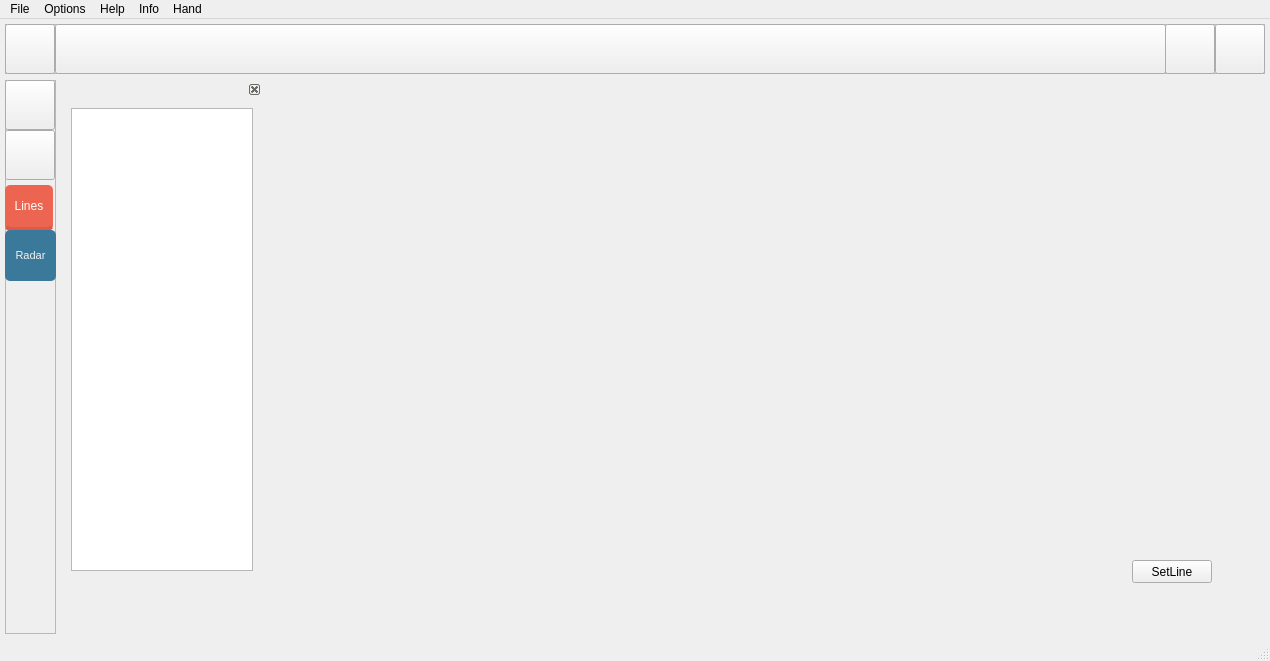
Before: the Qt Designer form mainwindow.ui in NeGvozd/CppLearningProject, drawn with Qt 5.
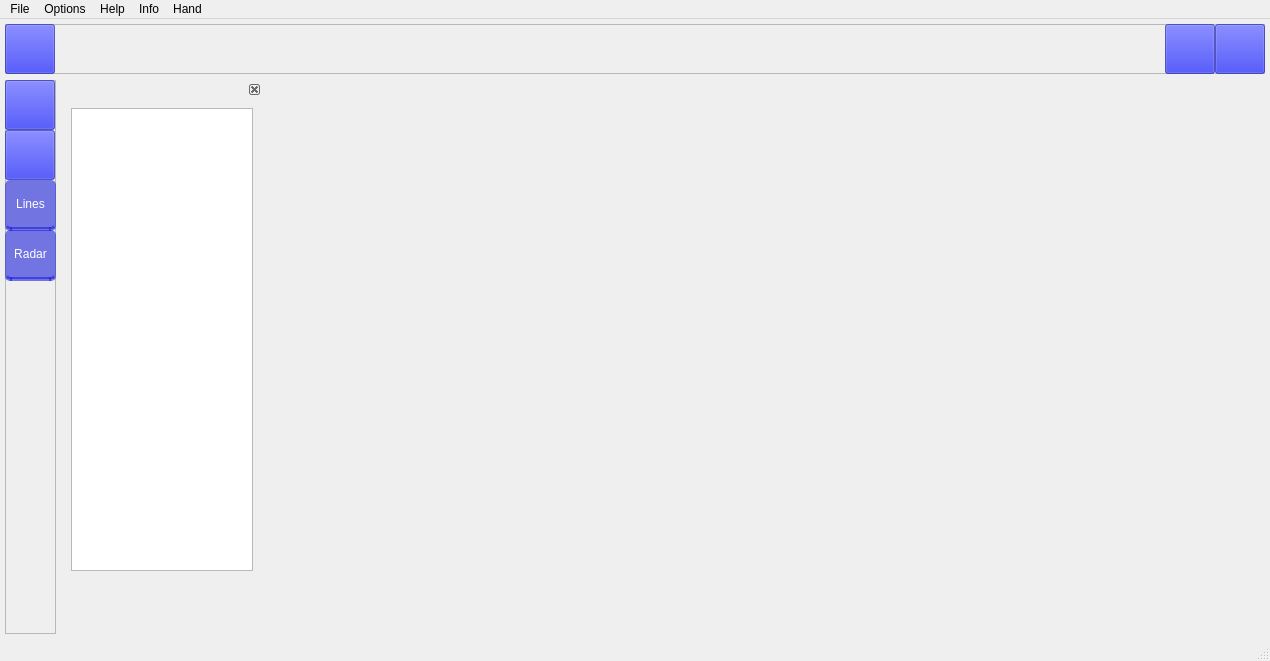
After: the same form once the commit is applied. Icons and pictures are not drawn.

Diff of the .ui file:
```diff
--- a/mainwindow.ui
+++ b/mainwindow.ui
@@ -71,7 +71,19 @@
         <cursorShape>PointingHandCursor</cursorShape>
        </property>
        <property name="styleSheet">
-        <string notr="true"/>
+        <string notr="true">QPushButton#addFromTreeButton{
+background-color: rgba(27, 31, 216, 0.59);
+}
+QPushButton#addFromTreeButton:hover{
+margin-right: 2%;
+margin-top: 4%;
+background-color: rgba(66, 68, 226, 0.59);
+}
+QPushButton#addFromTree:pressed{
+margin-right: 4%;
+margin-top: 8px;
+background-color: rgba(66, 68, 226, 0.59);
+}</string>
        </property>
        <property name="text">
         <string/>
@@ -104,6 +116,21 @@
        <property name="cursor">
         <cursorShape>PointingHandCursor</cursorShape>
        </property>
+       <property name="styleSheet">
+        <string notr="true">QPushButton#DataBaseButton{
+background-color: rgba(27, 31, 216, 0.59);
+}
+QPushButton#DataBaseButton:hover{
+margin-right: 2%;
+margin-top: 4%;
+background-color: rgba(66, 68, 226, 0.59);
+}
+QPushButton#DataBaseButton:pressed{
+margin-right: 4%;
+margin-top: 8px;
+background-color: rgba(66, 68, 226, 0.59);
+}</string>
+       </property>
        <property name="text">
         <string/>
        </property>
@@ -133,14 +160,12 @@
        <property name="styleSheet">
         <string notr="true">QPushButton#LinesButton{
 float right;
-margin-right: 3%;
-margin-top: 5px;
 border-radius: 5px;
 padding: 5px9px;
 font-size: 1.2em;
-background-color: rgba(236, 101, 80, 1);
+background-color: rgba(27, 31, 216, 0.59);
 text shadow: #454545 0 0 2px;
-border-bottom: 4px solid rgba(217, 91, 72, 1);
+border-bottom: 4px solid rgba(27, 31, 216, 0.59);
 color: white;
 font-family: 'Roboto Slab', serif;
 }
@@ -177,25 +202,42 @@
        </property>
        <property name="styleSheet">
         <string notr="true">QPushButton#RadarButton{
-    height: 42px;
-	border: none;
-	background: #3a7999;
-	color: #f2f2f2;
-	padding: 10px;
-	font-size: 11px;
-	border-radius: 5px;
-	position: relative;
+float right;
+border-radius: 5px;
+padding: 5px9px;
+font-size: 1.2em;
+background-color: rgba(27, 31, 216, 0.59);
+text shadow: #454545 0 0 2px;
+border-bottom: 4px solid rgba(27, 31, 216, 0.59);
+color: white;
+font-family: 'Roboto Slab', serif;
 }
 
-QPushButton#RadarButton:before {
-	content:'';
-	position: absolute;
-	top: 0;
-	left: 0;
-	width: 0;
-	height: 42px;
-	background: rgba(255,255,255,0.3);
-	border-radius: 5px;
+QPushButton#RadarButton:hover{
+float right;
+margin-right: 3%;
+margin-top: 5px;
+border-radius: 5px;
+padding: 5px9px;
+font-size: 1.2em;
+background-color: rgba(66, 68, 226, 0.59);
+text shadow: #454545 0 0 2px;
+border-bottom: 4px solid rgba(66, 68, 226, 0.59);
+color: white;
+font-family: 'Roboto Slab', serif;
+}
+QPushButton#RadarButton:pressed{
+float right;
+margin-right: 4%;
+margin-top: 8px;
+border-radius: 5px;
+padding: 5px9px;
+font-size: 1.2em;
+background-color: rgba(81, 83, 225, 0.59);
+text shadow: #454545 0 0 2px;
+border-bottom: 4px solid rgba(81, 83, 225, 0.59);
+color: white;
+font-family: 'Roboto Slab', serif;
 }</string>
        </property>
        <property name="text">
@@ -238,9 +280,20 @@
        </property>
        <property name="styleSheet">
         <string notr="true">QPushButton#handButton{
-background-color: qconicalgradient(cx:0, cy:0, angle:135, stop:0 rgba(0, 130, 255, 69), stop:0.375 rgba(0, 140, 255, 69), stop:0.423533 rgba(0, 255, 240, 145), stop:0.45 rgba(0, 255, 240, 208), stop:0.452632 rgba(0, 120, 255, 145), stop:0.477581 rgba(71, 93, 255, 130), stop:0.518717 rgba(71, 255, 245, 130), stop:0.531579 rgba(71, 129, 255, 130), stop:0.55 rgba(0, 170, 255, 255), stop:0.57754 rgba(0, 255, 240, 130), stop:0.605263 rgba(0, 140, 255, 255), stop:0.625 rgba(0, 255, 240, 69), stop:1 rgba(0, 210, 255, 69))
+background-color: rgba(27, 31, 216, 0.59);
 }
-</string>
+QPushButton#handButton:hover{
+margin-right: 2%;
+margin-left: 2%;
+margin-bottom: 2%;
+margin-top: 2%;
+background-color: rgba(66, 68, 226, 0.59);
+}
+QPushButton#handButton:pressed{
+margin-right: 3%;
+margin-top: 5px;
+background-color: rgba(66, 68, 226, 0.59);
+}</string>
        </property>
        <property name="text">
         <string/>
@@ -268,6 +321,19 @@
        <property name="cursor">
         <cursorShape>PointingHandCursor</cursorShape>
        </property>
+       <property name="styleSheet">
+        <string notr="true">QPushButton#playButton{
+background-color: rgba(27, 31, 216, 0.59);
+}
+QPushButton#playButton:hover{
+margin-right: 2%;
+margin-left: 2%;
+margin-bottom: 2%;
+margin-top: 2%;
+background-color: rgba(80, 241, 118, 0.92);
+}
+</string>
+       </property>
        <property name="text">
         <string/>
        </property>
@@ -297,6 +363,19 @@
        <property name="cursor">
         <cursorShape>PointingHandCursor</cursorShape>
        </property>
+       <property name="styleSheet">
+        <string notr="true">QPushButton#pauseButton{
+background-color: rgba(27, 31, 216, 0.59);
+}
+QPushButton#pauseButton:hover{
+margin-right: 2%;
+margin-left: 2%;
+margin-bottom: 2%;
+margin-top: 2%;
+background-color: rgba(244, 47, 87, 0.92);
+}
+</string>
+       </property>
        <property name="text">
         <string/>
        </property>
@@ -311,24 +390,6 @@
         </size>
        </property>
       </widget>
-      <widget class="QPushButton" name="lineButton">
-       <property name="geometry">
-        <rect>
-         <x>50</x>
-         <y>0</y>
-         <width>1111</width>
-         <height>50</height>
-        </rect>
-       </property>
-       <property name="styleSheet">
-        <string notr="true">QPushButton#lineButton{
-background-color: qconicalgradient(cx:0, cy:0, angle:135, stop:0 rgba(0, 130, 255, 69), stop:0.375 rgba(0, 140, 255, 69), stop:0.423533 rgba(0, 255, 240, 145), stop:0.45 rgba(0, 255, 240, 208), stop:0.452632 rgba(0, 120, 255, 145), stop:0.477581 rgba(71, 93, 255, 130), stop:0.518717 rgba(71, 255, 245, 130), stop:0.531579 rgba(71, 129, 255, 130), stop:0.55 rgba(0, 170, 255, 255), stop:0.57754 rgba(0, 255, 240, 130), stop:0.605263 rgba(0, 140, 255, 255), stop:0.625 rgba(0, 255, 240, 69), stop:1 rgba(0, 210, 255, 69))
-}</string>
-       </property>
-       <property name="text">
-        <string/>
-       </property>
-      </widget>
      </widget>
     </item>
     <item row="1" column="1">
@@ -448,19 +509,6 @@
         </property>
         <layout class="QHBoxLayout" name="horizontalLayout_3"/>
        </widget>
-       <widget class="QPushButton" name="SetLine">
-        <property name="geometry">
-         <rect>
-          <x>1070</x>
-          <y>450</y>
-          <width>80</width>
-          <height>23</height>
-         </rect>
-        </property>
-        <property name="text">
-         <string>SetLine</string>
-        </property>
-       </widget>
       </widget>
      </widget>
     </item>
```
Left out of the diff: 22 changed lines with no effect on the pictures.
